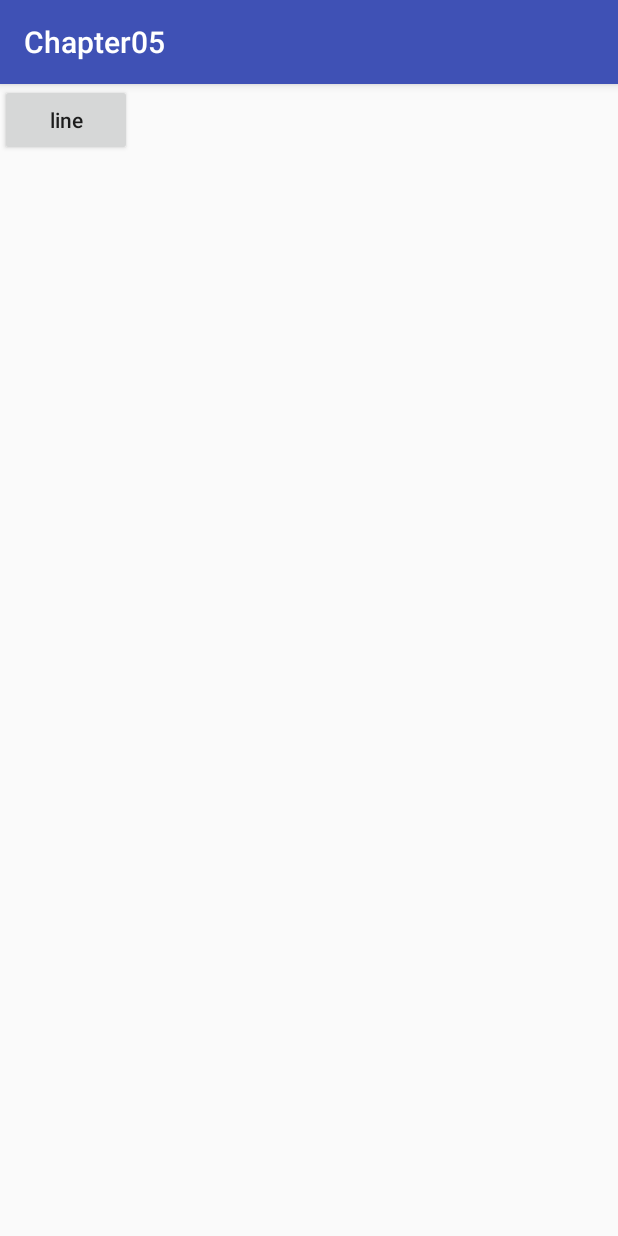
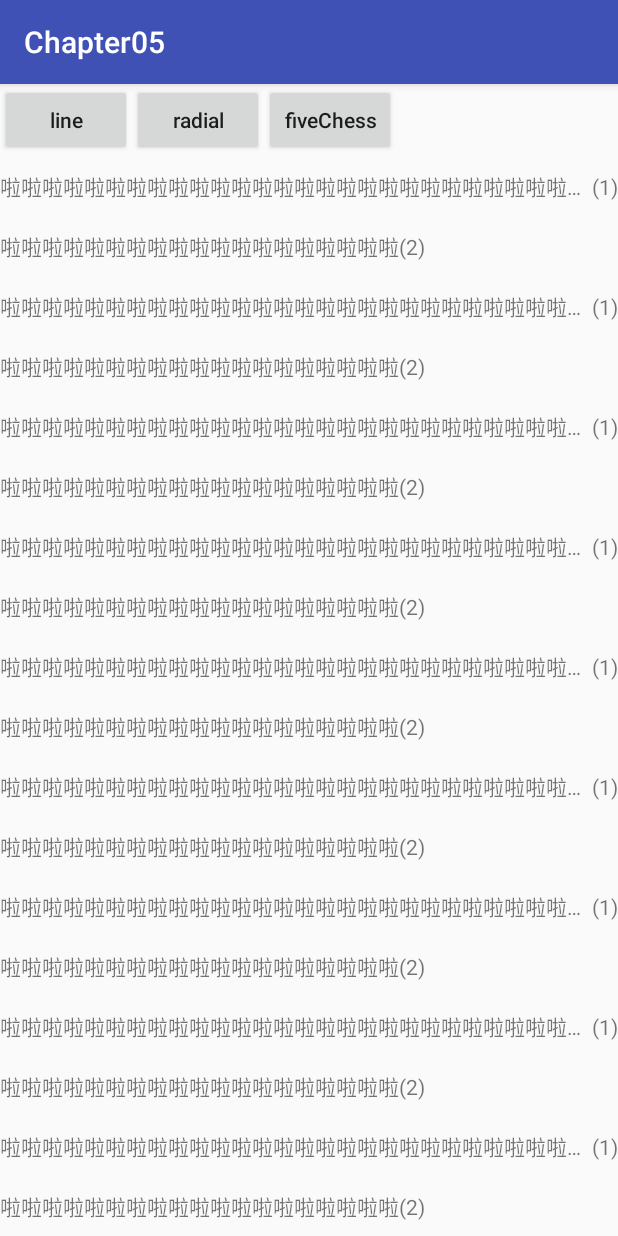
Before and after one commit to IdioticMadman/ViewLearn, an Android app: the GradientActivity screen opened directly, with no data from a screen before it, on a phone screen of 412 x 824 dp. Run offline under Robolectric (Android 15) with nearby library versions, the phone set to English and light mode, and no system bars.

Commit message:
chapter05

```diff
--- a/chapter05/build.gradle
+++ b/chapter05/build.gradle
@@ -28,6 +28,8 @@ android {
 dependencies {
     implementation fileTree(dir: 'libs', include: ['*.jar'])
     implementation 'com.android.support:appcompat-v7:25.3.1'
+    implementation 'com.android.support:recyclerview-v7:25.3.1'
+
     implementation 'com.android.support.constraint:constraint-layout:1.0.2'
     testImplementation 'junit:junit:4.12'
     androidTestImplementation('com.android.support.test.espresso:espresso-core:3.0.1', {
--- a/chapter05/src/main/java/com/robert/chapter05/gradient/GradientActivity.java
+++ b/chapter05/src/main/java/com/robert/chapter05/gradient/GradientActivity.java
@@ -3,10 +3,17 @@ package com.robert.chapter05.gradient;
 import android.os.Bundle;
 import android.support.annotation.Nullable;
 import android.support.v7.app.AppCompatActivity;
+import android.support.v7.widget.LinearLayoutManager;
+import android.support.v7.widget.RecyclerView;
+import android.view.LayoutInflater;
 import android.view.View;
-import android.widget.FrameLayout;
+import android.view.ViewGroup;
+import android.widget.TextView;
 
 import com.robert.chapter05.R;
+
+import java.util.Arrays;
+import java.util.List;
 
 /**
  * @author: robert
@@ -16,17 +23,91 @@ import com.robert.chapter05.R;
  */
 public class GradientActivity extends AppCompatActivity {
 
-    private FrameLayout mFrameLayout;
+//    private FrameLayout mFrameLayout;
 
     @Override
     protected void onCreate(@Nullable Bundle savedInstanceState) {
         super.onCreate(savedInstanceState);
         setContentView(R.layout.activity_gradient);
-        mFrameLayout = (FrameLayout) findViewById(R.id.container);
+//        mFrameLayout = (FrameLayout) findViewById(R.id.container);
+        RecyclerView recyclerView = (RecyclerView) findViewById(R.id.rv);
+        recyclerView.setLayoutManager(new LinearLayoutManager(this));
+        final List<Entity> data = Arrays.asList(
+                new Entity("啦啦啦啦啦啦啦啦啦啦啦啦啦啦啦啦啦啦啦啦啦啦啦啦啦啦啦啦啦啦啦啦啦啦啦啦啦啦", "(1)"),
+                new Entity("啦啦啦啦啦啦啦啦啦啦啦啦啦啦啦啦啦啦啦", "(2)"),
+                new Entity("啦啦啦啦啦啦啦啦啦啦啦啦啦啦啦啦啦啦啦啦啦啦啦啦啦啦啦啦啦啦啦啦啦啦啦啦啦啦", "(1)"),
+                new Entity("啦啦啦啦啦啦啦啦啦啦啦啦啦啦啦啦啦啦啦", "(2)"),
+                new Entity("啦啦啦啦啦啦啦啦啦啦啦啦啦啦啦啦啦啦啦啦啦啦啦啦啦啦啦啦啦啦啦啦啦啦啦啦啦啦", "(1)"),
+                new Entity("啦啦啦啦啦啦啦啦啦啦啦啦啦啦啦啦啦啦啦", "(2)"),
+                new Entity("啦啦啦啦啦啦啦啦啦啦啦啦啦啦啦啦啦啦啦啦啦啦啦啦啦啦啦啦啦啦啦啦啦啦啦啦啦啦", "(1)"),
+                new Entity("啦啦啦啦啦啦啦啦啦啦啦啦啦啦啦啦啦啦啦", "(2)"),
+                new Entity("啦啦啦啦啦啦啦啦啦啦啦啦啦啦啦啦啦啦啦啦啦啦啦啦啦啦啦啦啦啦啦啦啦啦啦啦啦啦", "(1)"),
+                new Entity("啦啦啦啦啦啦啦啦啦啦啦啦啦啦啦啦啦啦啦", "(2)"),
+                new Entity("啦啦啦啦啦啦啦啦啦啦啦啦啦啦啦啦啦啦啦啦啦啦啦啦啦啦啦啦啦啦啦啦啦啦啦啦啦啦", "(1)"),
+                new Entity("啦啦啦啦啦啦啦啦啦啦啦啦啦啦啦啦啦啦啦", "(2)"),
+                new Entity("啦啦啦啦啦啦啦啦啦啦啦啦啦啦啦啦啦啦啦啦啦啦啦啦啦啦啦啦啦啦啦啦啦啦啦啦啦啦", "(1)"),
+                new Entity("啦啦啦啦啦啦啦啦啦啦啦啦啦啦啦啦啦啦啦", "(2)"),
+                new Entity("啦啦啦啦啦啦啦啦啦啦啦啦啦啦啦啦啦啦啦啦啦啦啦啦啦啦啦啦啦啦啦啦啦啦啦啦啦啦", "(1)"),
+                new Entity("啦啦啦啦啦啦啦啦啦啦啦啦啦啦啦啦啦啦啦", "(2)"),
+                new Entity("啦啦啦啦啦啦啦啦啦啦啦啦啦啦啦啦啦啦啦啦啦啦啦啦啦啦啦啦啦啦啦啦啦啦啦啦啦啦", "(1)"),
+                new Entity("啦啦啦啦啦啦啦啦啦啦啦啦啦啦啦啦啦啦啦", "(2)"),
+                new Entity("啦啦啦啦啦啦啦啦啦啦啦啦啦啦啦啦啦啦啦啦啦啦啦啦啦啦啦啦啦啦啦啦啦啦啦啦啦啦", "(1)"),
+                new Entity("啦啦啦啦啦啦啦啦啦啦啦啦啦啦啦啦啦啦啦", "(2)"));
+
+        recyclerView.setAdapter(new RecyclerView.Adapter<ViewHolder>() {
+            @Override
+            public ViewHolder onCreateViewHolder(ViewGroup parent, int viewType) {
+                return new ViewHolder(LayoutInflater.from(parent.getContext()).inflate(R.layout.item, parent, false));
+            }
+
+            @Override
+            public void onBindViewHolder(ViewHolder holder, int position) {
+                holder.mTextView.setText(data.get(position).number);
+                holder.mTvContent.setText(data.get(position).title);
+            }
+
+            @Override
+            public int getItemCount() {
+                return data.size();
+            }
+        });
     }
 
+    static class ViewHolder extends RecyclerView.ViewHolder {
+
+
+        TextView mTvContent;
+        TextView mTextView;
+
+        ViewHolder(View itemView) {
+            super(itemView);
+            mTvContent = (TextView) itemView.findViewById(R.id.tv_content);
+            mTextView = (TextView) itemView.findViewById(R.id.tv_number);
+        }
+    }
+
+    static class Entity {
+        String title;
+        String number;
+
+        Entity(String title, String number) {
+            this.title = title;
+            this.number = number;
+        }
+    }
+/*
     public void line(View view) {
         mFrameLayout.removeAllViews();
-        mFrameLayout.addView(new GradientView2(this));
+        mFrameLayout.addView(new LineGradientView2(this));
     }
+
+    public void radial(View view) {
+        mFrameLayout.removeAllViews();
+        mFrameLayout.addView(new RadialGradientView(this));
+    }
+
+    public void fiveChess(View view) {
+        mFrameLayout.removeAllViews();
+        mFrameLayout.addView(new FiveChessView(this));
+    }*/
 }
--- a/chapter05/src/main/res/layout/activity_gradient.xml
+++ b/chapter05/src/main/res/layout/activity_gradient.xml
@@ -13,12 +13,39 @@
         android:text="line"
         android:textAllCaps="false"/>
 
-    <FrameLayout
-        android:id="@+id/container"
+    <Button
+        android:id="@+id/btn_radial"
+        android:layout_width="wrap_content"
+        android:layout_height="wrap_content"
+        android:onClick="radial"
+        android:text="radial"
+        android:textAllCaps="false"
+        app:layout_constraintLeft_toRightOf="@id/btn_line"/>
+
+    <Button
+        android:id="@+id/btn_five_chess"
+        android:layout_width="wrap_content"
+        android:layout_height="wrap_content"
+        android:onClick="fiveChess"
+        android:text="fiveChess"
+        android:textAllCaps="false"
+        app:layout_constraintLeft_toRightOf="@id/btn_radial"/>
+
+    <!--<FrameLayout-->
+        <!--android:id="@+id/container"-->
+        <!--android:layout_width="match_parent"-->
+        <!--android:layout_height="0dp"-->
+        <!--app:layout_constraintBottom_toBottomOf="parent"-->
+        <!--app:layout_constraintLeft_toLeftOf="parent"-->
+        <!--app:layout_constraintRight_toRightOf="parent"-->
+        <!--app:layout_constraintTop_toBottomOf="@id/btn_line"/>-->
+    <android.support.v7.widget.RecyclerView
+        android:id="@+id/rv"
         android:layout_width="match_parent"
         android:layout_height="0dp"
         app:layout_constraintBottom_toBottomOf="parent"
         app:layout_constraintLeft_toLeftOf="parent"
         app:layout_constraintRight_toRightOf="parent"
-        app:layout_constraintTop_toBottomOf="@id/btn_line"/>
+        app:layout_constraintTop_toBottomOf="@id/btn_line">
+    </android.support.v7.widget.RecyclerView>
 </android.support.constraint.ConstraintLayout>
--- a/chapter05/src/main/res/layout/activity_main.xml
+++ b/chapter05/src/main/res/layout/activity_main.xml
@@ -11,9 +11,9 @@
         android:id="@+id/btn_shader"
         android:layout_width="wrap_content"
         android:layout_height="wrap_content"
+        android:onClick="shaderView"
         android:text="shader view"
         android:textAllCaps="false"
-        android:onClick="shaderView"
         app:layout_constraintLeft_toLeftOf="parent"
         app:layout_constraintTop_toTopOf="parent"/>
 
@@ -21,10 +21,12 @@
         android:id="@+id/btn_gradient"
         android:layout_width="wrap_content"
         android:layout_height="wrap_content"
+        android:onClick="gradientView"
         android:text="gradient view"
         android:textAllCaps="false"
-        android:onClick="gradientView"
         app:layout_constraintLeft_toLeftOf="parent"
         app:layout_constraintTop_toBottomOf="@id/btn_shader"/>
 
+
+    <include layout="@layout/item"/>
 </android.support.constraint.ConstraintLayout>
--- /dev/null
+++ b/chapter05/src/main/res/layout/item.xml
@@ -0,0 +1,32 @@
+<?xml version="1.0" encoding="utf-8"?>
+<LinearLayout
+    xmlns:app="http://schemas.android.com/apk/res-auto"
+    xmlns:android="http://schemas.android.com/apk/res/android"
+    xmlns:tools="http://schemas.android.com/tools"
+    android:layout_width="wrap_content"
+    android:layout_height="wrap_content"
+    android:orientation="horizontal">
+
+    <TextView
+        android:id="@+id/tv_content"
+        android:layout_width="0dp"
+        android:layout_height="40dp"
+        android:gravity="center_vertical"
+        android:layout_weight="1"
+        android:ellipsize="end"
+        android:singleLine="true"
+        android:text="啦啦啦啦啦啦啦啦啦啦啦啦啦啦啦啦啦啦啦"
+        app:layout_constraintLeft_toLeftOf="parent"
+        app:layout_constraintRight_toLeftOf="@id/tv_number"/>
+
+    <TextView
+        android:id="@+id/tv_number"
+        android:layout_width="wrap_content"
+        android:layout_height="40dp"
+        android:gravity="center_vertical"
+        android:text="(1)"
+        app:layout_constraintLeft_toRightOf="@id/tv_content"
+        app:layout_constraintRight_toRightOf="parent"
+        app:layout_constraintTop_toBottomOf="@id/btn_gradient"/>
+
+</LinearLayout>
```
Also changed, not shown: chapter05/src/main/java/com/robert/chapter05/gradient/FiveChessView.java (added, +90 -0 lines), chapter05/src/main/java/com/robert/chapter05/gradient/LineGradientView.java (renamed from chapter05/src/main/java/com/robert/chapter05/gradient/GradientView.java, +4 -4 lines), chapter05/src/main/java/com/robert/chapter05/gradient/LineGradientView2.java (renamed from chapter05/src/main/java/com/robert/chapter05/gradient/GradientView2.java, +4 -4 lines), chapter05/src/main/java/com/robert/chapter05/gradient/RadialGradientView.java (added, +54 -0 lines).
